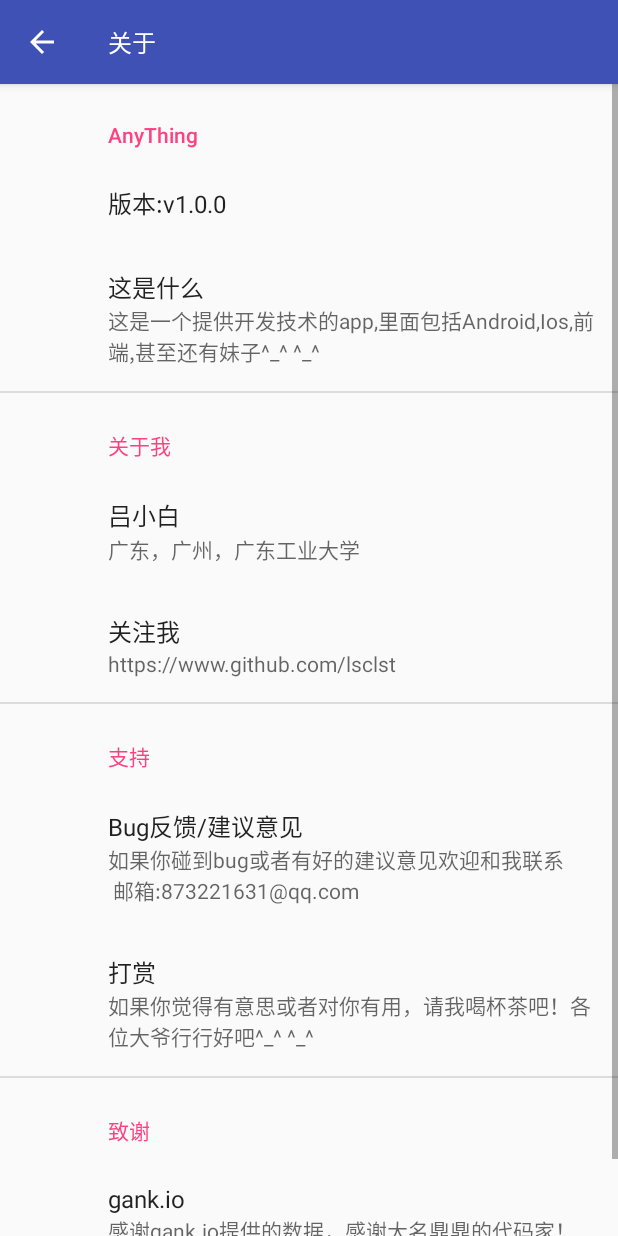
After one commit to lsclst/AnyThing, an Android app: the AboutActivity screen opened directly, with no data from a screen before it, on a phone screen of 412 x 824 dp. The commit adds this screen. Run offline under Robolectric (Android 15) with nearby library versions, the phone set to English and light mode, and no system bars; our stand-ins replace ButterKnife, CircleImageView, androidx.preference; network calls fail.

Commit message:
about module finished

```diff
--- a/app/build.gradle
+++ b/app/build.gradle
@@ -29,6 +29,7 @@ dependencies {
     compile "com.android.support:recyclerview-v7:$rootProject.supportLibsVersion"
     compile "com.android.support:design:$rootProject.supportLibsVersion"
     compile "com.android.support:cardview-v7:$rootProject.supportLibsVersion"
+    compile "com.android.support:preference-v14:$rootProject.supportLibsVersion"
     //RXJava & RXAndroid
     //Retrofit 2.X
     compile "com.squareup.retrofit2:retrofit:$rootProject.RetrofitVersion"
--- a/app/src/main/AndroidManifest.xml
+++ b/app/src/main/AndroidManifest.xml
@@ -33,6 +33,7 @@
 		<activity android:name=".module.flower.FlowerDetailActivity"/>
 		<activity android:name=".module.search.SearchActivity"/>
 		<activity android:name=".module.collection.CollectionActivity"/>
+		<activity android:name=".module.about.AboutActivity" android:theme="@style/AppTheme"/>
 		<receiver android:name=".utils.DownLoadReceiver">
 			<intent-filter android:priority="1000">
 				<action android:name="android.intent.action.DOWNLOAD_COMPLETE"/>
--- /dev/null
+++ b/app/src/main/java/com/lsc/anything/module/about/AboutActivity.java
@@ -0,0 +1,48 @@
+package com.lsc.anything.module.about;
+
+import android.content.Context;
+import android.content.Intent;
+import android.support.v7.widget.Toolbar;
+
+import com.lsc.anything.R;
+import com.lsc.anything.base.ToolBarActivity;
+
+/**
+ * Created by lsc on 2017/11/3 0003.
+ *
+ * @author lsc
+ */
+
+public class AboutActivity extends ToolBarActivity {
+
+    public static void start(Context c) {
+        Intent intent = new Intent(c, AboutActivity.class);
+        c.startActivity(intent);
+    }
+
+    @Override
+    protected void initData() {
+
+    }
+
+    @Override
+    protected void initView() {
+        getSupportFragmentManager().beginTransaction().add(R.id.id_content, new AboutDetailFragment(), "about").commit();
+    }
+
+    @Override
+    protected void setUpToolBar(Toolbar toolBar) {
+        super.setUpToolBar(toolBar);
+        toolBar.setTitle(R.string.about);
+    }
+
+    @Override
+    protected int getLayoutId() {
+        return R.layout.activity_about;
+    }
+
+    @Override
+    protected boolean canGoBack() {
+        return true;
+    }
+}
--- /dev/null
+++ b/app/src/main/java/com/lsc/anything/module/about/AboutDetailFragment.java
@@ -0,0 +1,56 @@
+package com.lsc.anything.module.about;
+
+
+import android.content.ActivityNotFoundException;
+import android.content.Intent;
+import android.net.Uri;
+import android.os.Build;
+import android.os.Bundle;
+import android.support.v7.preference.Preference;
+import android.support.v7.preference.PreferenceFragmentCompat;
+
+import com.lsc.anything.R;
+import com.lsc.anything.utils.ToastUtil;
+
+/**
+ * Created by lsc on 2017/11/3 0003.
+ *
+ * @author lsc
+ */
+
+public class AboutDetailFragment extends PreferenceFragmentCompat {
+
+    @Override
+    public void onCreatePreferences(Bundle savedInstanceState, String rootKey) {
+        addPreferencesFromResource(R.xml.about_preference_fragment);
+        findPreference("follow_me").setOnPreferenceClickListener(new Preference.OnPreferenceClickListener() {
+            @Override
+            public boolean onPreferenceClick(Preference preference) {
+                Intent i = new Intent(Intent.ACTION_VIEW);
+                i.setData(Uri.parse(preference.getSummary().toString()));
+                getContext().startActivity(i);
+                return false;
+            }
+        });
+        findPreference("feedback").setOnPreferenceClickListener(new Preference.OnPreferenceClickListener() {
+            @Override
+            public boolean onPreferenceClick(Preference preference) {
+                try {
+
+                    Uri uri = Uri.parse(getString(R.string.sendto));
+                    Intent intent = new Intent(Intent.ACTION_SENDTO, uri);
+                    intent.putExtra(Intent.EXTRA_SUBJECT, getString(R.string.feedback_tip));
+                    intent.putExtra(Intent.EXTRA_TEXT,
+                            getString(R.string.device_model) + Build.MODEL + "\n"
+                                    + getString(R.string.sdk_version) + Build.VERSION.RELEASE + "\n"
+                                    + getString(R.string.app_version));
+                    getContext().startActivity(intent);
+                } catch (ActivityNotFoundException e) {
+                    ToastUtil.showErrorMsg("没有邮件App");
+                }
+                return false;
+            }
+        });
+
+    }
+}
--- a/app/src/main/java/com/lsc/anything/widget/dialog/ClearCacheDialog.java
+++ b/app/src/main/java/com/lsc/anything/widget/dialog/ClearCacheDialog.java
@@ -47,7 +47,6 @@ public class ClearCacheDialog extends DialogFragment {
     TextView mWebCacheSize;
     private Unbinder mUnbinder;
     private ClearCallBack mClearCallBack;
-    private long retainSize;
 
     public interface ClearCallBack {
         void onClearCache();
@@ -72,7 +71,6 @@ public class ClearCacheDialog extends DialogFragment {
     @Override
     public View onCreateView(LayoutInflater inflater, @Nullable ViewGroup container, @Nullable Bundle savedInstanceState) {
         View view = inflater.inflate(R.layout.dialog_clear_cache, container, false);
-        Log.e("lsc", "onCreateView: ");
         mUnbinder = ButterKnife.bind(this, view);
         getDialog().setTitle(R.string.select_cache);
         mHttpCacheSize.setText(getArguments().getString(FileUtil.KEY_HTTP));
--- /dev/null
+++ b/app/src/main/res/layout/activity_about.xml
@@ -0,0 +1,11 @@
+<?xml version="1.0" encoding="utf-8"?>
+<LinearLayout xmlns:android="http://schemas.android.com/apk/res/android"
+              android:layout_width="match_parent"
+              android:layout_height="match_parent"
+              android:orientation="vertical">
+	<include layout="@layout/tool_bar"/>
+	<FrameLayout
+		android:id="@+id/id_content"
+		android:layout_width="match_parent"
+		android:layout_height="match_parent"/>
+</LinearLayout>
--- a/app/src/main/res/layout/fragment_study.xml
+++ b/app/src/main/res/layout/fragment_study.xml
@@ -9,11 +9,12 @@
 
 	<android.support.design.widget.TabLayout
 		android:id="@+id/id_tabBar"
-		android:layout_width="match_parent"
+		android:layout_width="wrap_content"
 		android:layout_height="wrap_content"
 		android:background="@android:color/white"
 		app:tabIndicatorColor="@color/colorAccent"
 		app:tabMode="fixed"
+		android:layout_gravity="center_horizontal"
 		app:tabSelectedTextColor="@color/colorAccent"
 		app:tabTextColor="@color/Blue_Grey"
 	/>
--- a/app/src/main/res/values/strings.xml
+++ b/app/src/main/res/values/strings.xml
@@ -5,11 +5,11 @@
 	<string name="setting">SETTING</string>
 	<string name="bottom_nav_behavior">com.lsc.anything.widget.behavior.BottomNavViewBehavior
 	</string>
+	<string name="fab_behavior">com.lsc.anything.widget.behavior.FabBehavior</string>
 	<string name="network_error">网络错误</string>
 	<string name="share">分享</string>
 	<string name="open_in_browser">浏览器打开</string>
 	<string name="share_title">一个有趣的东西</string>
-	<string name="fab_behavior">com.lsc.anything.widget.behavior.FabBehavior</string>
 	<string name="download">下载</string>
 	<string name="set_wallpaper">设置壁纸</string>
 	<string name="downloading">图片下载</string>
@@ -27,6 +27,24 @@
 	<string name="select_cache">选择需要清除的缓存</string>
 	<string name="delete">删除</string>
 	<string name="delete_success">删除成功</string>
+	<string name="about">关于</string>
+	<string name="app_version">版本:v1.0.0</string>
+	<string name="app_what">这是什么</string>
+	<string name="app_desc">这是一个提供开发技术的app,里面包括Android,Ios,前端,甚至还有妹子^_^ ^_^</string>
+	<string name="my_name">吕小白</string>
+	<string name="my_adress">广东，广州，广东工业大学</string>
+	<string name="follow_me">关注我</string>
+	<string name="github_dress">https://www.github.com/lsclst</string>
+	<string name="feedback">Bug反馈/建议意见</string>
+	<string name="feedback_desc">如果你碰到bug或者有好的建议意见欢迎和我联系 \n 邮箱:873221631@qq.com</string>
+	<string name="donation">打赏</string>
+	<string name="donation_desc">如果你觉得有意思或者对你有用，请我喝杯茶吧！各位大爷行行好吧^_^ ^_^</string>
+	<string name="gank">gank.io</string>
+	<string name="gank_desc">感谢gank.io提供的数据，感谢大名鼎鼎的代码家！^_^ ^_^ \n http://gank.io</string>
+	<string name="sendto">mailto:873221631@qq.com</string>
+	<string name="feedback_tip">tip:AnyThing 的反馈</string>
+	<string name="device_model">设备类型</string>
+	<string name="sdk_version">sdk版本</string>
 	<string-array name="gank_type">
 		<item>Android</item>
 		<item>IOS</item>
--- a/app/src/main/res/values/styles.xml
+++ b/app/src/main/res/values/styles.xml
@@ -10,6 +10,7 @@
 		<item name="android:windowActionModeOverlay">true</item>
 		<item name="android:actionModeBackground">@color/colorPrimary</item>
 		<item name="actionModeBackground">@color/colorPrimary</item>
+		<item name="preferenceTheme">@style/PreferenceThemeOverlay.v14.Material</item>
 	</style>
 	<style name="SplashTheme" parent="AppTheme">
 		<item name="android:windowIsTranslucent">true</item>
--- /dev/null
+++ b/app/src/main/res/xml/about_preference_fragment.xml
@@ -0,0 +1,50 @@
+<?xml version="1.0" encoding="utf-8"?>
+<android.support.v7.preference.PreferenceScreen
+	xmlns:android="http://schemas.android.com/apk/res/android">
+
+	<android.support.v7.preference.PreferenceCategory
+		android:title="@string/app_name">
+
+		<android.support.v7.preference.Preference
+			android:title="@string/app_version"/>
+		<android.support.v7.preference.Preference
+			android:summary="@string/app_desc"
+			android:title="@string/app_what"/>
+
+	</android.support.v7.preference.PreferenceCategory>
+	<android.support.v7.preference.PreferenceCategory
+		android:title="@string/about_me">
+		<android.support.v7.preference.Preference
+			android:summary="@string/my_adress"
+			android:title="@string/my_name"
+		/>
+		<android.support.v7.preference.Preference
+			android:key="follow_me"
+			android:summary="@string/github_dress"
+			android:title="@string/follow_me"/>
+
+	</android.support.v7.preference.PreferenceCategory>
+
+	<android.support.v7.preference.PreferenceCategory
+		android:title="支持">
+
+		<android.support.v7.preference.Preference
+			android:key="feedback"
+			android:summary="@string/feedback_desc"
+			android:title="@string/feedback"/>
+		<android.support.v7.preference.Preference
+			android:key="donation"
+			android:summary="@string/donation_desc"
+			android:title="@string/donation"/>
+
+	</android.support.v7.preference.PreferenceCategory>
+
+	<android.support.v7.preference.PreferenceCategory
+		android:title="致谢">
+
+		<Preference
+			android:summary="@string/gank_desc"
+			android:title="@string/gank"/>
+
+	</android.support.v7.preference.PreferenceCategory>
+</android.support.v7.preference.PreferenceScreen>
```
Also changed, not shown: app/src/main/java/com/lsc/anything/module/setting/SettingFragment.java (+3 -4 lines), app/src/main/res/drawable/ic_collections_24dp.xml (added, +9 -0 lines), app/src/main/res/layout/fragment_setting.xml (+2 -13 lines).
